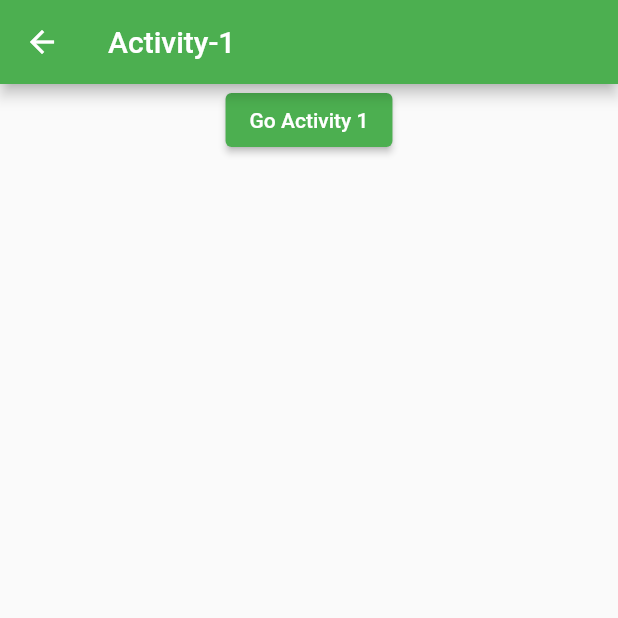
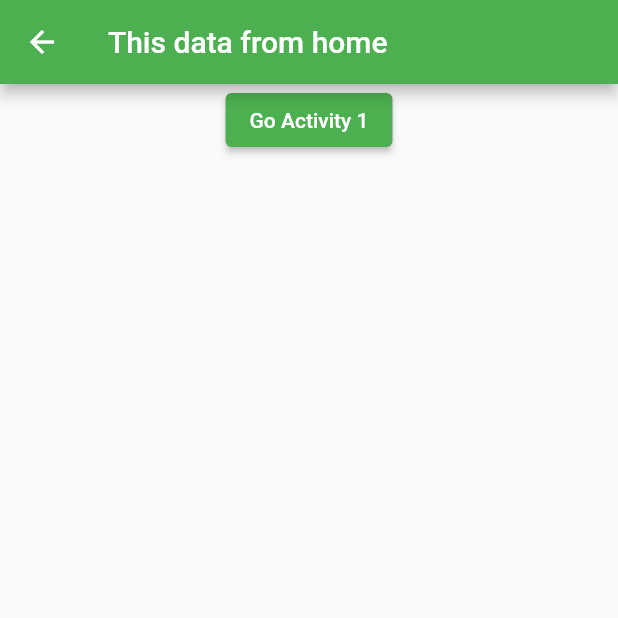
Before and after one commit to arifmia1129/flutter, a Flutter app: the screen it shows after launch, after a tap on "Go Activity 1", on a phone screen of 412 x 824 dp, the top half of it. Run offline on Flutter 3.47's test engine with Material 2 defaults, Android fonts, the phone set to English and light mode, and no system bars.

Commit message:
data pass with navigation

```diff
--- a/lib/main.dart
+++ b/lib/main.dart
@@ -37,8 +37,11 @@ class HomeActivity extends StatelessWidget {
           children: [
             ElevatedButton(
                 onPressed: () {
-                  Navigator.push(context,
-                      MaterialPageRoute(builder: (context) => Activity1()));
+                  Navigator.push(
+                      context,
+                      MaterialPageRoute(
+                          builder: (context) =>
+                              Activity1("This data from home")));
                 },
                 child: Text("Go Activity 1"))
           ],
@@ -49,13 +52,15 @@ class HomeActivity extends StatelessWidget {
 }
 
 class Activity1 extends StatelessWidget {
-  const Activity1({super.key});
+  String msg;
+
+  Activity1(this.msg, {super.key});
 
   @override
   Widget build(BuildContext context) {
     return Scaffold(
       appBar: AppBar(
-        title: Text("Activity-1"),
+        title: Text(msg),
       ),
       body: Center(
         child: Column(
```
